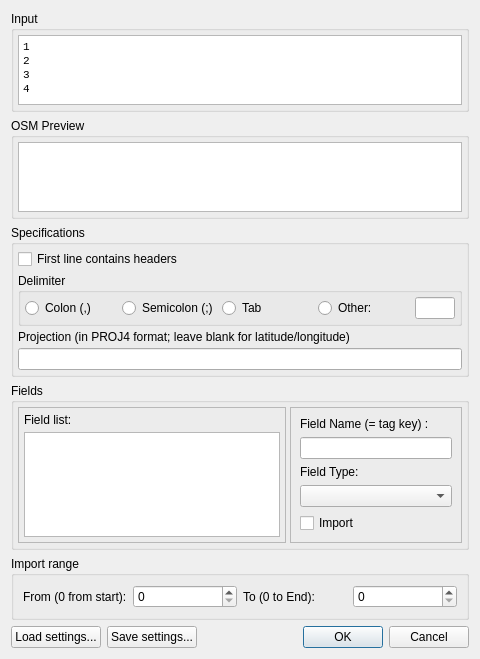
openstreetmap/merkaartor, file src/ImportExport/ImportCSVDialog.ui: the form before one commit.
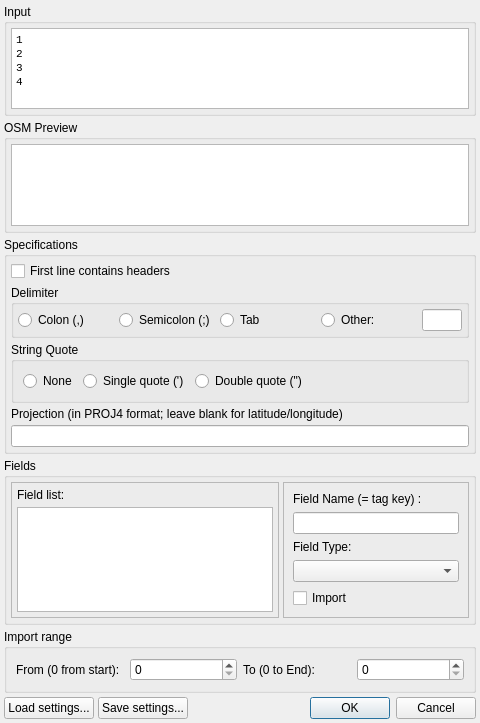
The form after the commit.

Commit message: CHG : Move handling of Tag strings list to Global ADD : Manage quoted strings in CSV imports (fixes #3187)

What changed in the file:
```diff
--- a/src/ImportExport/ImportCSVDialog.ui
+++ b/src/ImportExport/ImportCSVDialog.ui
@@ -7,13 +7,19 @@
     <x>0</x>
     <y>0</y>
     <width>480</width>
-    <height>596</height>
+    <height>723</height>
    </rect>
   </property>
   <property name="windowTitle">
    <string>Dialog</string>
   </property>
   <layout class="QVBoxLayout" name="verticalLayout">
+   <property name="spacing">
+    <number>4</number>
+   </property>
+   <property name="margin">
+    <number>4</number>
+   </property>
    <item>
     <widget class="QGroupBox" name="groupBox">
      <property name="title">
@@ -49,11 +55,14 @@
          <string>&lt;!DOCTYPE HTML PUBLIC &quot;-//W3C//DTD HTML 4.0//EN&quot; &quot;http://www.w3.org/TR/REC-html40/strict.dtd&quot;&gt;
 &lt;html&gt;&lt;head&gt;&lt;meta name=&quot;qrichtext&quot; content=&quot;1&quot; /&gt;&lt;style type=&quot;text/css&quot;&gt;
 p, li { white-space: pre-wrap; }
-&lt;/style&gt;&lt;/head&gt;&lt;body style=&quot; font-family:'Courier New'; font-size:8.25pt; font-weight:400; font-style:normal;&quot;&gt;
+&lt;/style&gt;&lt;/head&gt;&lt;body style=&quot; font-family:'Courier New'; font-size:9pt; font-weight:400; font-style:normal;&quot;&gt;
+&lt;table style=&quot;-qt-table-type: root; margin-top:4px; margin-bottom:4px; margin-left:4px; margin-right:4px;&quot;&gt;
+&lt;tr&gt;
+&lt;td style=&quot;border: none;&quot;&gt;
 &lt;p style=&quot; margin-top:0px; margin-bottom:0px; margin-left:0px; margin-right:0px; -qt-block-indent:0; text-indent:0px;&quot;&gt;&lt;span style=&quot; font-size:8pt;&quot;&gt;1&lt;/span&gt;&lt;/p&gt;
 &lt;p style=&quot; margin-top:0px; margin-bottom:0px; margin-left:0px; margin-right:0px; -qt-block-indent:0; text-indent:0px;&quot;&gt;&lt;span style=&quot; font-size:8pt;&quot;&gt;2&lt;/span&gt;&lt;/p&gt;
 &lt;p style=&quot; margin-top:0px; margin-bottom:0px; margin-left:0px; margin-right:0px; -qt-block-indent:0; text-indent:0px;&quot;&gt;&lt;span style=&quot; font-size:8pt;&quot;&gt;3&lt;/span&gt;&lt;/p&gt;
-&lt;p style=&quot; margin-top:0px; margin-bottom:0px; margin-left:0px; margin-right:0px; -qt-block-indent:0; text-indent:0px;&quot;&gt;&lt;span style=&quot; font-size:8pt;&quot;&gt;4&lt;/span&gt;&lt;/p&gt;&lt;/body&gt;&lt;/html&gt;</string>
+&lt;p style=&quot; margin-top:0px; margin-bottom:0px; margin-left:0px; margin-right:0px; -qt-block-indent:0; text-indent:0px;&quot;&gt;&lt;span style=&quot; font-size:8pt;&quot;&gt;4&lt;/span&gt;&lt;/p&gt;&lt;/td&gt;&lt;/tr&gt;&lt;/table&gt;&lt;/body&gt;&lt;/html&gt;</string>
         </property>
        </widget>
       </item>
@@ -156,6 +165,49 @@
         </layout>
        </widget>
       </item>
+      <item>
+       <widget class="QGroupBox" name="groupBox_6">
+        <property name="title">
+         <string>String Quote</string>
+        </property>
+        <layout class="QHBoxLayout" name="horizontalLayout_4">
+         <item>
+          <widget class="QRadioButton" name="rbStringNone">
+           <property name="text">
+            <string>None</string>
+           </property>
+          </widget>
+         </item>
+         <item>
+          <widget class="QRadioButton" name="rbStringSingle">
+           <property name="text">
+            <string>Single quote (')</string>
+           </property>
+          </widget>
+         </item>
+         <item>
+          <widget class="QRadioButton" name="rbStringDouble">
+           <property name="text">
+            <string>Double quote (&quot;)</string>
+           </property>
+          </widget>
+         </item>
+         <item>
+          <spacer name="horizontalSpacer">
+           <property name="orientation">
+            <enum>Qt::Horizontal</enum>
+           </property>
+           <property name="sizeHint" stdset="0">
+            <size>
+             <width>40</width>
+             <height>20</height>
+            </size>
+           </property>
+          </spacer>
+         </item>
+        </layout>
+       </widget>
+      </item>
       <item>
        <widget class="QLabel" name="label">
         <property name="text">
```
The commit also changes 28 other files.
